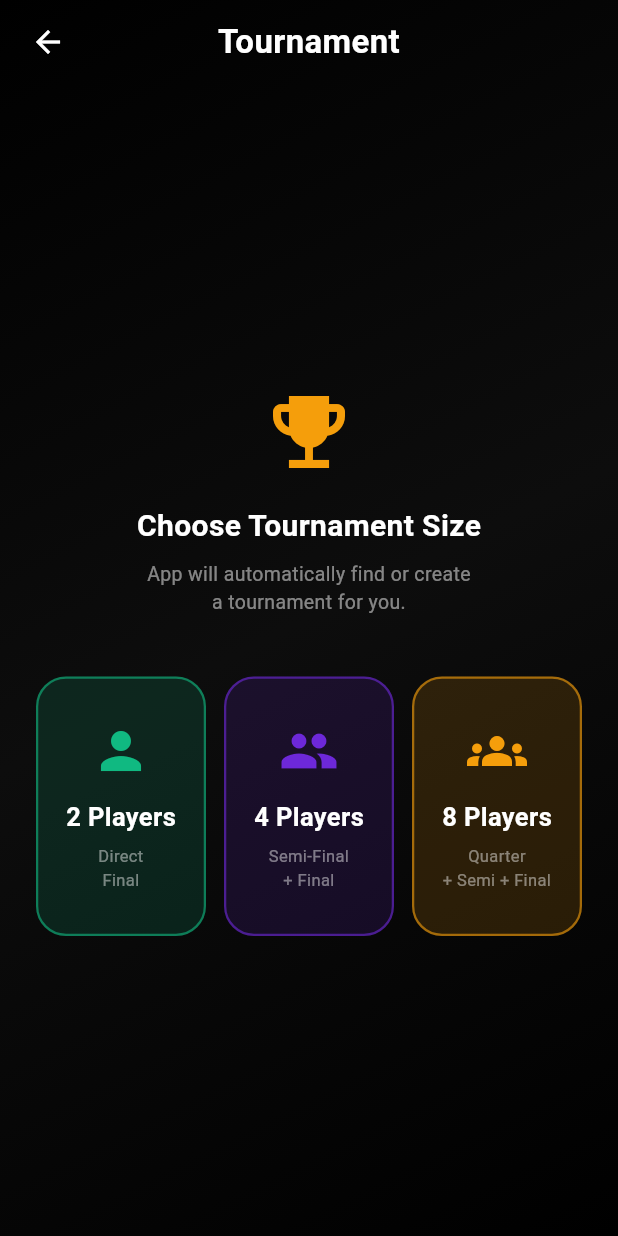
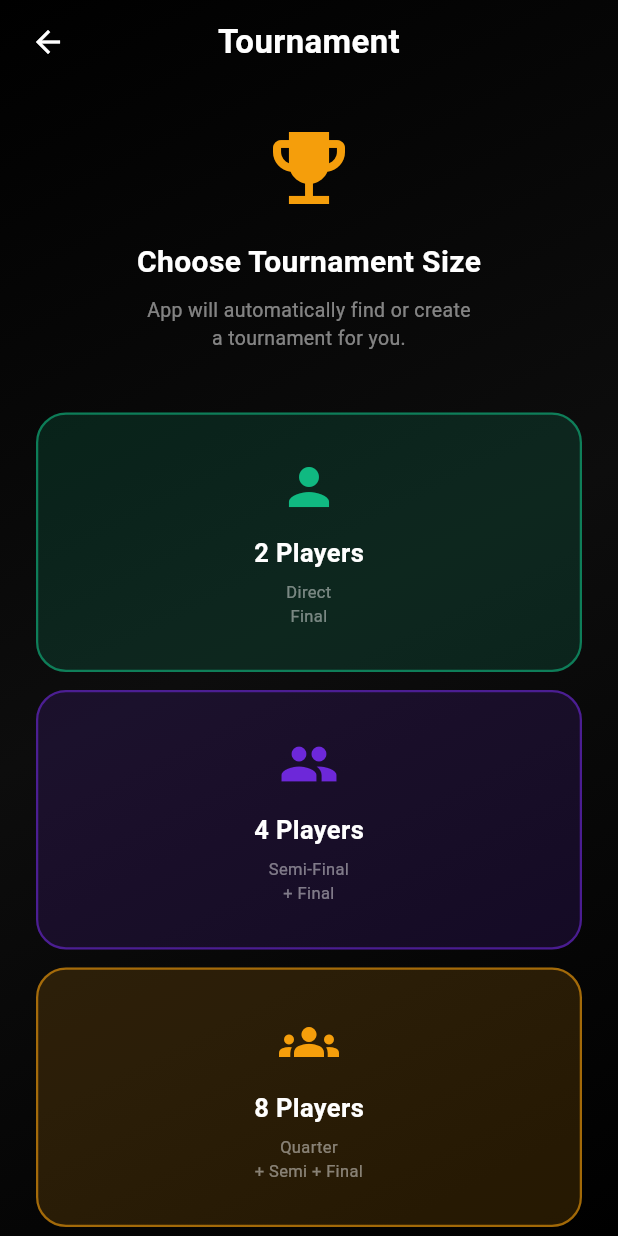
Before and after one commit to shahidkvmdam/tic-tac-toe, a Flutter app: the TournamentLobbyScreen screen opened directly, on a phone screen of 412 x 824 dp. Run offline on Flutter 3.47's test engine with Material 3 defaults, Android fonts, the phone set to English and light mode, and no system bars; our stand-ins replace audioplayers, cloud_firestore, confetti, firebase_auth, firebase_core, firebase_messaging and 5 more; accounts and stored records are empty.

Commit message:
Fix tournament size buttons layout and add privacy policy

```diff
--- a/lib/screens/tournament_lobby_screen.dart
+++ b/lib/screens/tournament_lobby_screen.dart
@@ -98,36 +98,31 @@ class _TournamentLobbyScreenState extends State<TournamentLobbyScreen> {
                               fontSize: 13),
                         ),
                         const SizedBox(height: 40),
-                        Row(
+                        Column(
+                          crossAxisAlignment: CrossAxisAlignment.stretch,
                           children: [
-                            Expanded(
-                              child: _SizeCard(
+                            _SizeCard(
                               players: 2,
                               icon: Icons.person,
                               color: const Color(0xFF10B981),
                               description: 'Direct\nFinal',
                               onTap: _isLoading ? null : () => _enter(2),
                             ),
-                            ),
-                            const SizedBox(width: 12),
-                            Expanded(
-                              child: _SizeCard(
+                            const SizedBox(height: 12),
+                            _SizeCard(
                               players: 4,
                               icon: Icons.group,
                               color: const Color(0xFF6D28D9),
                               description: 'Semi-Final\n+ Final',
                               onTap: _isLoading ? null : () => _enter(4),
                             ),
-                            ),
-                            const SizedBox(width: 12),
-                            Expanded(
-                              child: _SizeCard(
+                            const SizedBox(height: 12),
+                            _SizeCard(
                               players: 8,
                               icon: Icons.groups,
                               color: const Color(0xFFF59E0B),
                               description: 'Quarter\n+ Semi + Final',
                               onTap: _isLoading ? null : () => _enter(8),
-                              ),
                             ),
                           ],
                         ),
```
Also changed, not shown: 3 other files. Lines whose indentation alone changed are shown as unchanged.
